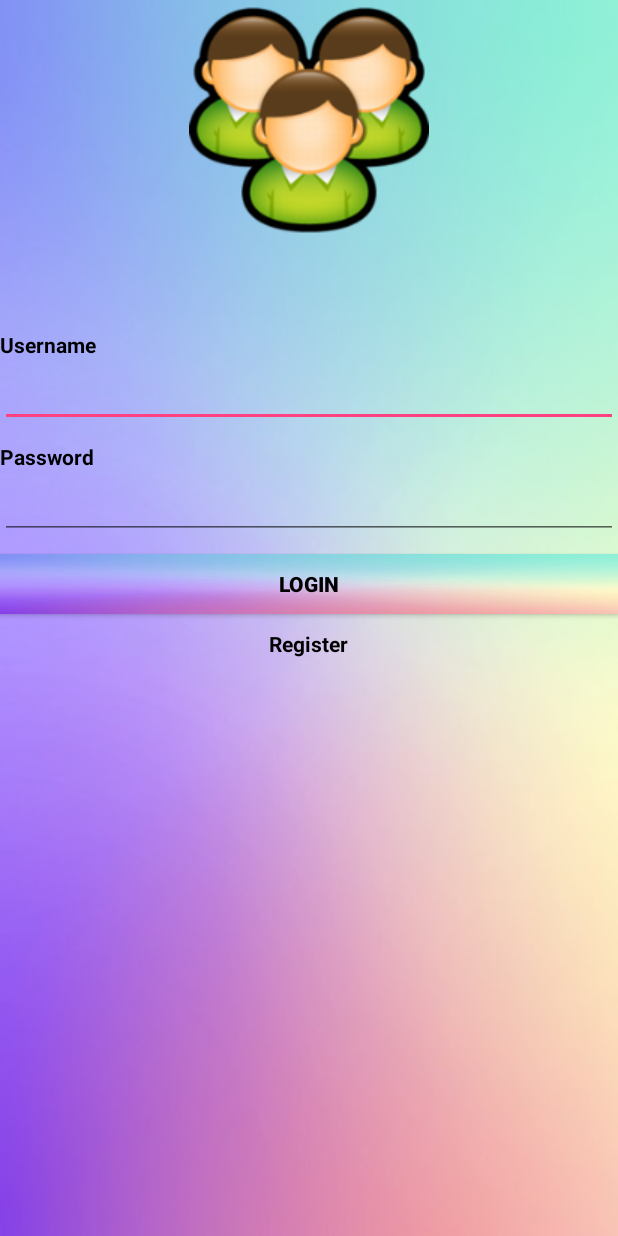
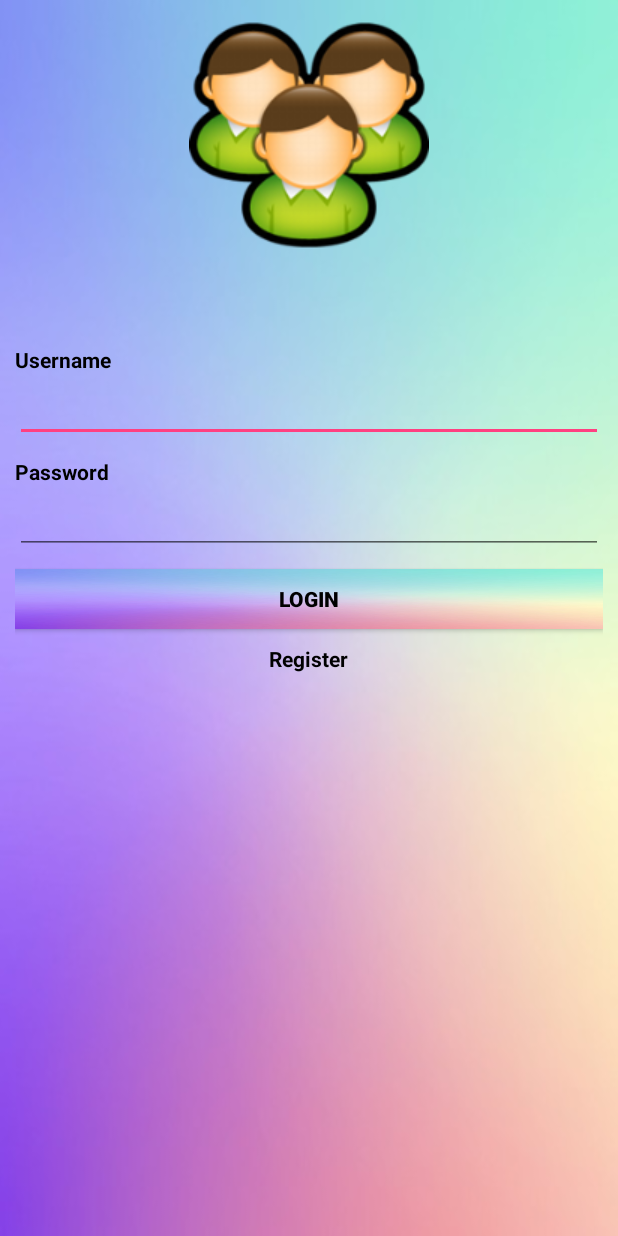
Before and after one commit to anggam/ApplicationGPSTracking, an Android app: the LoginActivity screen opened directly, with no data from a screen before it, on a phone screen of 412 x 824 dp. Run offline under Robolectric (Android 15) with nearby library versions, the phone set to English and light mode, and no system bars; libraries missing offline, so code that uses them is left out: com.loopj.android, cz.msebera.android.

Commit message:
perubahan icon launcher

```diff
--- a/app/src/main/AndroidManifest.xml
+++ b/app/src/main/AndroidManifest.xml
@@ -7,7 +7,7 @@
     <application
         android:name=".GPSTrackingApplication"
         android:allowBackup="true"
-        android:icon="@mipmap/ic_launcher"
+        android:icon="@mipmap/gps_launcher"
         android:label="@string/app_name"
         android:supportsRtl="true"
         android:theme="@style/AppTheme" >
--- a/app/src/main/res/layout/activity_login.xml
+++ b/app/src/main/res/layout/activity_login.xml
@@ -1,11 +1,18 @@
 <?xml version="1.0" encoding="utf-8"?>
-<LinearLayout xmlns:android="http://schemas.android.com/apk/res/android"
+<ScrollView xmlns:android="http://schemas.android.com/apk/res/android"
     xmlns:tools="http://schemas.android.com/tools"
     android:orientation="vertical"
     android:layout_height="match_parent"
     android:layout_width="match_parent"
     android:weightSum="1"
     android:background="@drawable/login">
+
+    <LinearLayout
+        android:layout_width="match_parent"
+        android:layout_height="wrap_content"
+        android:orientation="vertical"
+        android:padding="10dp">
+
 
     <ImageView
         android:layout_width="wrap_content"
@@ -62,4 +69,5 @@
         android:id="@+id/tvRegister"
         android:layout_gravity="center_horizontal"/>
 
-</LinearLayout>
+    </LinearLayout>
+</ScrollView>
```
Also changed, not shown: app/src/main/res/mipmap-hdpi/gps_launcher.png (added).
